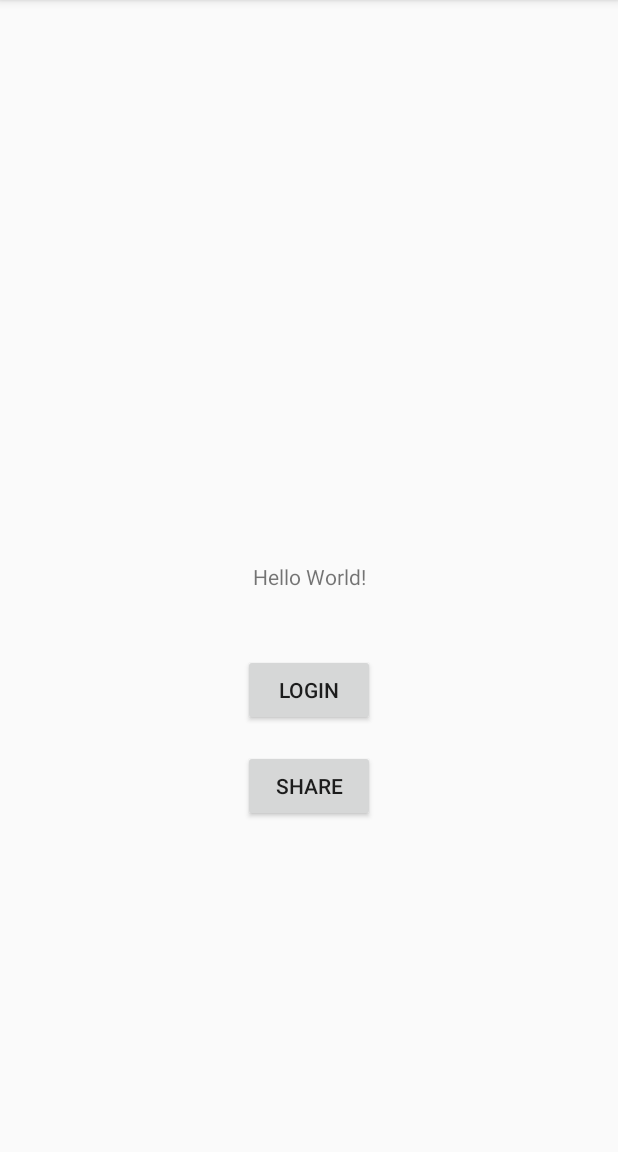
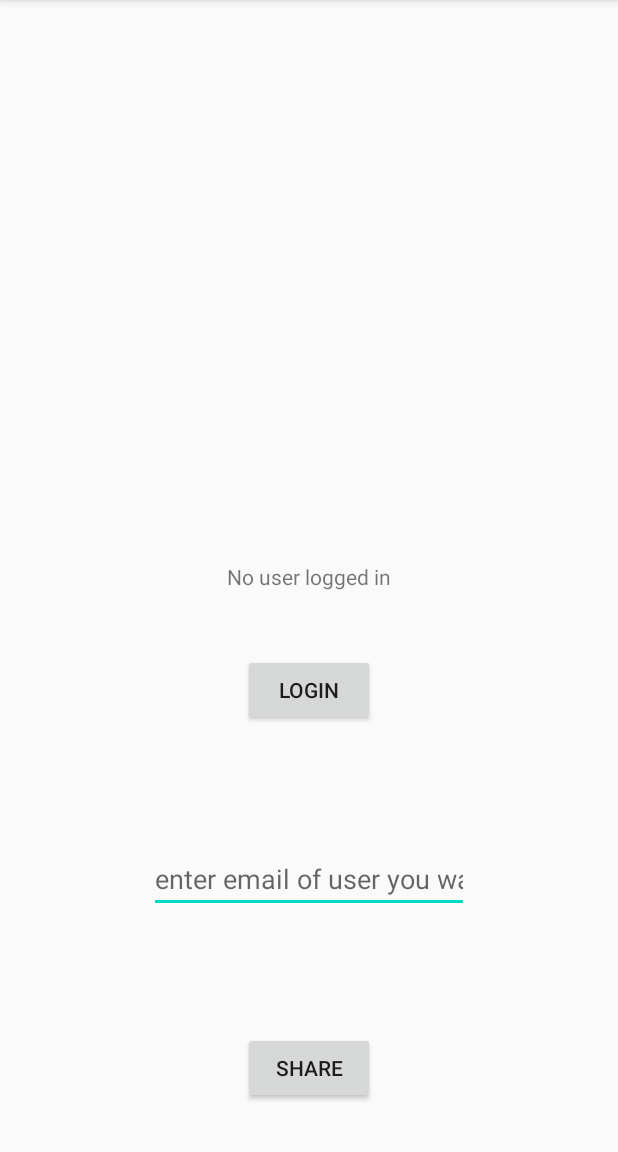
Before and after one commit to megsgaard/WeekendWatchlist, an Android app: the screen it shows after launch (MainActivity), after a tap on "SHARE", on a phone screen of 412 x 824 dp, the part 84-1236 px from its top. Run offline under Robolectric (Android 15) with nearby library versions, the phone set to English and light mode, and no system bars; our stand-ins replace Firebase (no records; nobody signed in at launch, a user with empty details on screens opened directly); libraries missing offline, so code that uses them is left out: com.firebase.ui; 1 statement that could not run was skipped.

Commit message:
Added garbage code to test share functionality

```diff
--- a/app/build.gradle
+++ b/app/build.gradle
@@ -36,6 +36,8 @@ dependencies {
     implementation 'com.google.firebase:firebase-analytics:17.3.0'
     implementation 'com.firebaseui:firebase-ui-auth:6.2.0'
     implementation 'com.google.firebase:firebase-firestore:21.4.2'
+    implementation 'com.google.firebase:firebase-messaging:20.1.5'
+    implementation 'com.google.firebase:firebase-inappmessaging-display:19.0.5'
     testImplementation 'junit:junit:4.12'
     androidTestImplementation 'androidx.test.ext:junit:1.1.1'
     androidTestImplementation 'androidx.test.espresso:espresso-core:3.2.0'
--- a/app/src/main/java/au585303/au590400/weekendwatchlist/MainActivity.java
+++ b/app/src/main/java/au585303/au590400/weekendwatchlist/MainActivity.java
@@ -9,12 +9,15 @@ import android.os.Bundle;
 import android.util.Log;
 import android.view.View;
 import android.widget.Button;
+import android.widget.EditText;
 import android.widget.TextView;
 
 import com.firebase.ui.auth.AuthUI;
 import com.firebase.ui.auth.IdpResponse;
+import com.google.android.gms.tasks.OnCompleteListener;
 import com.google.android.gms.tasks.OnFailureListener;
 import com.google.android.gms.tasks.OnSuccessListener;
+import com.google.android.gms.tasks.Task;
 import com.google.firebase.auth.FirebaseAuth;
 import com.google.firebase.auth.FirebaseUser;
 import com.google.firebase.firestore.DocumentReference;
@@ -22,7 +25,9 @@ import com.google.firebase.firestore.DocumentSnapshot;
 import com.google.firebase.firestore.EventListener;
 import com.google.firebase.firestore.FirebaseFirestore;
 import com.google.firebase.firestore.FirebaseFirestoreException;
+import com.google.firebase.firestore.QuerySnapshot;
 
+import java.util.ArrayList;
 import java.util.Arrays;
 import java.util.HashMap;
 import java.util.List;
@@ -33,6 +38,7 @@ public class MainActivity extends AppCompatActivity {
     private static final String TAG = "MainActivity";
     private boolean userLoggedIn = false;
     private TextView txt;
+    private EditText shareTxt;
     private FirebaseFirestore db = FirebaseFirestore.getInstance();
 
     @Override
@@ -41,6 +47,13 @@ public class MainActivity extends AppCompatActivity {
         super.onCreate(savedInstanceState);
         setContentView(R.layout.activity_main);
         txt = findViewById(R.id.textView);
+        shareTxt = findViewById(R.id.txtShareEmail);
+        if (FirebaseAuth.getInstance().getCurrentUser() != null) {
+            txt.setText("User logged in: " + FirebaseAuth.getInstance().getCurrentUser().getEmail());
+        } else {
+            txt.setText("No user logged in");
+        }
+
         Button btn = findViewById(R.id.button);
         btn.setOnClickListener(new View.OnClickListener() {
             @Override
@@ -66,23 +79,65 @@ public class MainActivity extends AppCompatActivity {
         btnShare.setOnClickListener(new View.OnClickListener() {
             @Override
             public void onClick(View v) {
-                String userEmail = FirebaseAuth.getInstance().getCurrentUser().getEmail();
-                Map<String, Object> dataToSave = new HashMap<>();
-                dataToSave.put("text", "This has been updated by: " + userEmail);
-                final DocumentReference documentReference = db.document("users/test2@mail.com");
-                documentReference.set(dataToSave).addOnSuccessListener(new OnSuccessListener<Void>() {
-                    @Override
-                    public void onSuccess(Void aVoid) {
-                        Log.d(TAG, "onSuccess: Document has been saved!");
-                    }
-                }).addOnFailureListener(new OnFailureListener() {
-                    @Override
-                    public void onFailure(@NonNull Exception e) {
-                        Log.w(TAG, "onFailure: Document was not saved!", e);
-                    }
-                });
+                String sharedEmail = shareTxt.getText().toString();
+                shareText(sharedEmail);
+
+
+//                String userEmail = FirebaseAuth.getInstance().getCurrentUser().getEmail();
+//                Map<String, Object> dataToSave = new HashMap<>();
+//                dataToSave.put("text", "This has been updated by: " + userEmail);
+//                final DocumentReference documentReference = db.document("users/test2@mail.com");
+//                documentReference.set(dataToSave).addOnSuccessListener(new OnSuccessListener<Void>() {
+//                    @Override
+//                    public void onSuccess(Void aVoid) {
+//                        Log.d(TAG, "onSuccess: Document has been saved!");
+//                    }
+//                }).addOnFailureListener(new OnFailureListener() {
+//                    @Override
+//                    public void onFailure(@NonNull Exception e) {
+//                        Log.w(TAG, "onFailure: Document was not saved!", e);
+//                    }
+//                });
             }
         });
+    }
+
+    private void shareText(String shareEmail) {
+        String userEmail = FirebaseAuth.getInstance().getCurrentUser().getEmail();
+
+        // Do this check before being to share movie to make sure the user exists. Otherwise it will create a new user in the database.
+        DocumentReference docRef = db.collection("users").document(shareEmail);
+        docRef.get().addOnCompleteListener(new OnCompleteListener<DocumentSnapshot>() {
+            @Override
+            public void onComplete(@NonNull Task<DocumentSnapshot> task) {
+                if (task.isSuccessful()) {
+                    DocumentSnapshot document = task.getResult();
+                    if (document.exists()) {
+                        Log.d(TAG, "DocumentSnapshot data: " + document.getData());
+                    } else {
+                        Log.d(TAG, "No such document");
+                    }
+                } else {
+                    Log.d(TAG, "get failed with ", task.getException());
+                }
+            }
+        });
+
+
+//        Map<String, Object> dataToSave = new HashMap<>();
+//        dataToSave.put("text", "This has been shared by: " + userEmail);
+//        db.collection("users/" + shareEmail + "/movies").add(dataToSave).addOnSuccessListener(new OnSuccessListener<DocumentReference>() {
+//            @Override
+//            public void onSuccess(DocumentReference documentReference) {
+//                Log.d(TAG, "onSuccess: Document has been saved!");
+//                // display toast in here that tell movie has been shared
+//            }
+//        }).addOnFailureListener(new OnFailureListener() {
+//            @Override
+//            public void onFailure(@NonNull Exception e) {
+//                Log.w(TAG, "onFailure: Document was not saved!", e);
+//            }
+//        });
     }
 
     @Override
@@ -116,16 +171,31 @@ public class MainActivity extends AppCompatActivity {
                     }
                 });
 
+
                 // Read data
+                db.collection("users/" + userEmail + "/movies").addSnapshotListener(new EventListener<QuerySnapshot>() {
+                    @Override
+                    public void onEvent(@Nullable QuerySnapshot queryDocumentSnapshots, @Nullable FirebaseFirestoreException e) {
+                        if (queryDocumentSnapshots != null && !queryDocumentSnapshots.getDocuments().isEmpty()) {
+                            List<String> items = new ArrayList<>();
+                            for (DocumentSnapshot snapshot : queryDocumentSnapshots.getDocuments()) {
+                                String testString = snapshot.getData().get("text").toString();
+                                txt.setText(testString);
+                            }
+                        }
+                    }
+                });
+
+                // Check if user is logged in
                 documentReference.addSnapshotListener(new EventListener<DocumentSnapshot>() {
                     @Override
                     public void onEvent(@Nullable DocumentSnapshot documentSnapshot, @Nullable FirebaseFirestoreException e) {
                         if (documentSnapshot.exists()) {
-                            String testString = documentSnapshot.getString("text");
-                            txt.setText(testString);
+                            txt.setText("User logged in: " + FirebaseAuth.getInstance().getCurrentUser().getEmail());
                         }
                     }
                 });
+
 
                 userLoggedIn = true;
                 //If user is already logged in:
--- a/app/src/main/res/layout/activity_main.xml
+++ b/app/src/main/res/layout/activity_main.xml
@@ -30,8 +30,21 @@
         android:id="@+id/btnShare"
         android:layout_width="wrap_content"
         android:layout_height="wrap_content"
-        android:layout_marginTop="16dp"
+        android:layout_marginBottom="32dp"
         android:text="Share"
+        app:layout_constraintBottom_toBottomOf="parent"
+        app:layout_constraintEnd_toEndOf="parent"
+        app:layout_constraintHorizontal_bias="0.501"
+        app:layout_constraintStart_toStartOf="parent" />
+
+    <EditText
+        android:id="@+id/txtShareEmail"
+        android:layout_width="wrap_content"
+        android:layout_height="wrap_content"
+        android:ems="10"
+        android:inputType="textEmailAddress"
+        android:hint="enter email of user you want to share with"
+        app:layout_constraintBottom_toTopOf="@+id/btnShare"
         app:layout_constraintEnd_toEndOf="parent"
         app:layout_constraintStart_toStartOf="parent"
         app:layout_constraintTop_toBottomOf="@+id/button" />
```
